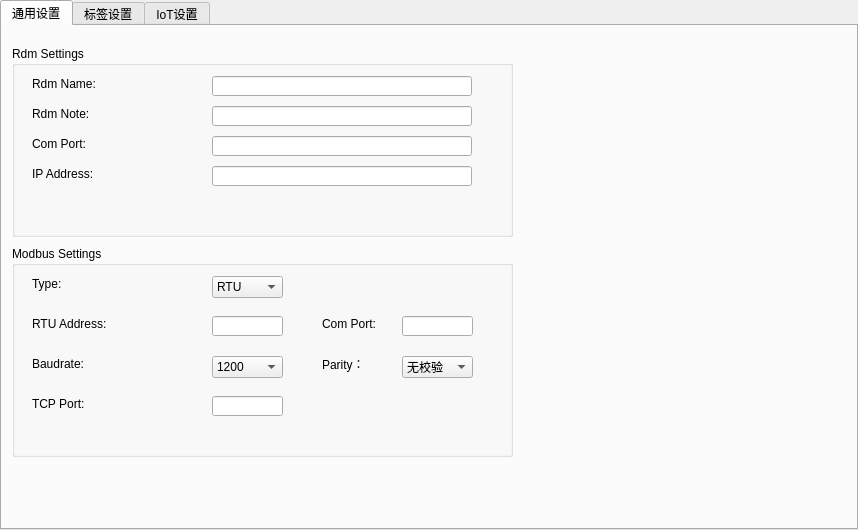
First picture: the form in iTmsGui/icfgpanel.ui, repository fzlgejiao/PTMS, before the edit.
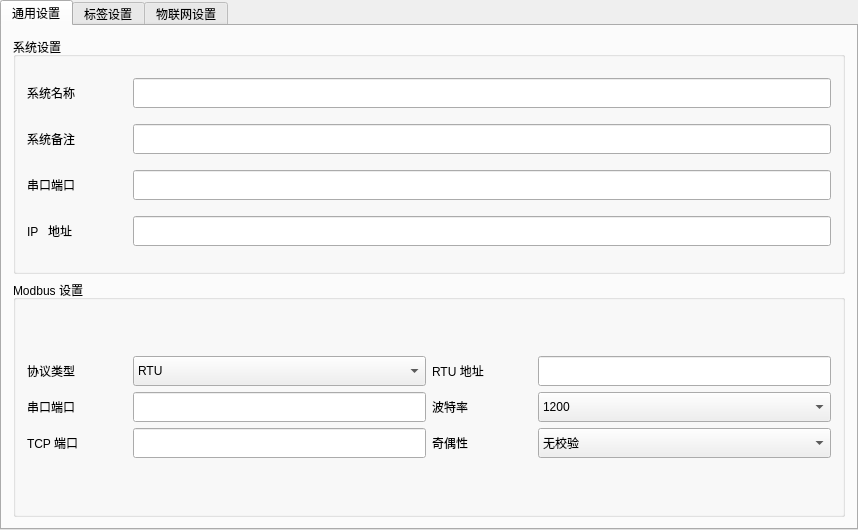
Second picture: the form after the edit. The open tabs and pages were chosen to show the change.

Commit message: 1） optimize setting page

```diff
--- a/iTmsGui/icfgpanel.ui
+++ b/iTmsGui/icfgpanel.ui
@@ -26,150 +26,142 @@
    <attribute name="title">
     <string>通用设置</string>
    </attribute>
+   <layout class="QVBoxLayout" name="verticalLayout_3">
+    <item>
    <widget class="QGroupBox" name="groupBox">
-    <property name="geometry">
-     <rect>
-      <x>10</x>
-      <y>20</y>
-      <width>501</width>
-      <height>191</height>
-     </rect>
-    </property>
     <property name="title">
-     <string>Rdm Settings</string>
-    </property>
-    <widget class="QLineEdit" name="leRdmNote">
-     <property name="geometry">
-      <rect>
-       <x>200</x>
-       <y>60</y>
-       <width>260</width>
-       <height>20</height>
-      </rect>
-     </property>
-    </widget>
-    <widget class="QLabel" name="label_2">
-     <property name="geometry">
-      <rect>
-       <x>20</x>
-       <y>60</y>
-       <width>131</width>
-       <height>16</height>
-      </rect>
-     </property>
-     <property name="text">
-      <string>Rdm Note:</string>
-     </property>
-    </widget>
+       <string>系统设置</string>
+      </property>
+      <layout class="QGridLayout" name="gridLayout">
+       <item row="0" column="0">
     <widget class="QLabel" name="label">
-     <property name="geometry">
-      <rect>
-       <x>20</x>
-       <y>30</y>
-       <width>131</width>
-       <height>16</height>
-      </rect>
+         <property name="minimumSize">
+          <size>
+           <width>100</width>
+           <height>30</height>
+          </size>
      </property>
      <property name="text">
-      <string>Rdm Name:</string>
-     </property>
-    </widget>
+          <string>系统名称</string>
+         </property>
+        </widget>
+       </item>
+       <item row="0" column="1">
     <widget class="QLineEdit" name="leRdmName">
-     <property name="geometry">
-      <rect>
-       <x>200</x>
-       <y>30</y>
-       <width>260</width>
-       <height>20</height>
-      </rect>
-     </property>
-    </widget>
-    <widget class="QLineEdit" name="leComPort">
-     <property name="geometry">
-      <rect>
-       <x>200</x>
-       <y>90</y>
-       <width>260</width>
-       <height>20</height>
-      </rect>
-     </property>
-     <property name="readOnly">
-      <bool>true</bool>
-     </property>
-    </widget>
+         <property name="minimumSize">
+          <size>
+           <width>0</width>
+           <height>30</height>
+          </size>
+         </property>
+        </widget>
+       </item>
+       <item row="1" column="0">
+        <widget class="QLabel" name="label_2">
+         <property name="minimumSize">
+          <size>
+           <width>100</width>
+           <height>30</height>
+          </size>
+         </property>
+         <property name="text">
+          <string>系统备注</string>
+         </property>
+        </widget>
+       </item>
+       <item row="1" column="1">
+        <widget class="QLineEdit" name="leRdmNote">
+         <property name="minimumSize">
+          <size>
+           <width>0</width>
+           <height>30</height>
+          </size>
+         </property>
+        </widget>
+       </item>
+       <item row="2" column="0">
     <widget class="QLabel" name="label_3">
-     <property name="geometry">
-      <rect>
-       <x>20</x>
-       <y>90</y>
-       <width>131</width>
-       <height>16</height>
-      </rect>
+         <property name="minimumSize">
+          <size>
+           <width>100</width>
+           <height>30</height>
+          </size>
      </property>
      <property name="text">
-      <string>Com Port:</string>
-     </property>
-    </widget>
-    <widget class="QLineEdit" name="leIPAddress">
-     <property name="geometry">
-      <rect>
-       <x>200</x>
-       <y>120</y>
-       <width>260</width>
-       <height>20</height>
-      </rect>
+          <string>串口端口</string>
+         </property>
+        </widget>
+       </item>
+       <item row="2" column="1">
+        <widget class="QLineEdit" name="leComPort">
+         <property name="minimumSize">
+          <size>
+           <width>0</width>
+           <height>30</height>
+          </size>
      </property>
      <property name="readOnly">
       <bool>true</bool>
      </property>
     </widget>
+       </item>
+       <item row="3" column="0">
     <widget class="QLabel" name="label_15">
-     <property name="geometry">
-      <rect>
-       <x>20</x>
-       <y>120</y>
-       <width>131</width>
-       <height>16</height>
-      </rect>
+         <property name="minimumSize">
+          <size>
+           <width>100</width>
+           <height>30</height>
+          </size>
      </property>
      <property name="text">
-      <string>IP Address:</string>
-     </property>
-    </widget>
-   </widget>
+          <string>IP   地址</string>
+         </property>
+        </widget>
+       </item>
+       <item row="3" column="1">
+        <widget class="QLineEdit" name="leIPAddress">
+         <property name="minimumSize">
+          <size>
+           <width>0</width>
+           <height>30</height>
+          </size>
+         </property>
+         <property name="readOnly">
+          <bool>true</bool>
+         </property>
+        </widget>
+       </item>
+      </layout>
+     </widget>
+    </item>
+    <item>
    <widget class="QGroupBox" name="groupBox_3">
-    <property name="geometry">
-     <rect>
-      <x>10</x>
-      <y>220</y>
-      <width>501</width>
-      <height>211</height>
-     </rect>
-    </property>
     <property name="title">
-     <string>Modbus Settings</string>
-    </property>
+       <string>Modbus 设置</string>
+      </property>
+      <layout class="QVBoxLayout" name="verticalLayout_2">
+       <item>
+        <layout class="QGridLayout" name="gridLayout_2">
+         <item row="0" column="0">
     <widget class="QLabel" name="label_8">
-     <property name="geometry">
-      <rect>
-       <x>20</x>
-       <y>30</y>
-       <width>101</width>
-       <height>16</height>
-      </rect>
+           <property name="minimumSize">
+            <size>
+             <width>100</width>
+             <height>30</height>
+            </size>
      </property>
      <property name="text">
-      <string>Type:</string>
-     </property>
-    </widget>
+            <string>协议类型</string>
+           </property>
+          </widget>
+         </item>
+         <item row="0" column="1">
     <widget class="QComboBox" name="cbxMbType">
-     <property name="geometry">
-      <rect>
-       <x>200</x>
-       <y>30</y>
-       <width>71</width>
-       <height>22</height>
-      </rect>
+           <property name="minimumSize">
+            <size>
+             <width>0</width>
+             <height>30</height>
+            </size>
      </property>
      <item>
       <property name="text">
@@ -182,76 +174,76 @@
       </property>
      </item>
     </widget>
+         </item>
+         <item row="0" column="2">
+          <widget class="QLabel" name="label_10">
+           <property name="minimumSize">
+            <size>
+             <width>100</width>
+             <height>30</height>
+            </size>
+           </property>
+           <property name="text">
+            <string>RTU 地址</string>
+           </property>
+          </widget>
+         </item>
+         <item row="0" column="3">
+          <widget class="QLineEdit" name="leMbRtuAddr">
+           <property name="minimumSize">
+            <size>
+             <width>0</width>
+             <height>30</height>
+            </size>
+           </property>
+          </widget>
+         </item>
+         <item row="1" column="0">
     <widget class="QLabel" name="label_9">
-     <property name="geometry">
-      <rect>
-       <x>310</x>
-       <y>70</y>
-       <width>71</width>
-       <height>16</height>
-      </rect>
+           <property name="minimumSize">
+            <size>
+             <width>100</width>
+             <height>30</height>
+            </size>
      </property>
      <property name="text">
-      <string>Com Port:</string>
-     </property>
-    </widget>
+            <string>串口端口</string>
+           </property>
+          </widget>
+         </item>
+         <item row="1" column="1">
     <widget class="QLineEdit" name="leMbComPort">
-     <property name="geometry">
-      <rect>
-       <x>390</x>
-       <y>70</y>
-       <width>71</width>
-       <height>20</height>
-      </rect>
+           <property name="minimumSize">
+            <size>
+             <width>0</width>
+             <height>30</height>
+            </size>
      </property>
      <property name="readOnly">
       <bool>true</bool>
      </property>
     </widget>
-    <widget class="QLineEdit" name="leMbRtuAddr">
-     <property name="geometry">
-      <rect>
-       <x>200</x>
-       <y>70</y>
-       <width>71</width>
-       <height>20</height>
-      </rect>
-     </property>
-    </widget>
-    <widget class="QLabel" name="label_10">
-     <property name="geometry">
-      <rect>
-       <x>20</x>
-       <y>70</y>
-       <width>121</width>
-       <height>16</height>
-      </rect>
-     </property>
-     <property name="text">
-      <string>RTU Address:</string>
-     </property>
-    </widget>
+         </item>
+         <item row="1" column="2">
     <widget class="QLabel" name="label_11">
-     <property name="geometry">
-      <rect>
-       <x>20</x>
-       <y>110</y>
-       <width>111</width>
-       <height>16</height>
-      </rect>
+           <property name="minimumSize">
+            <size>
+             <width>100</width>
+             <height>30</height>
+            </size>
      </property>
      <property name="text">
-      <string>Baudrate:</string>
-     </property>
-    </widget>
+            <string>波特率</string>
+           </property>
+          </widget>
+         </item>
+         <item row="1" column="3">
     <widget class="QComboBox" name="cbxMbBaurate">
-     <property name="geometry">
-      <rect>
-       <x>200</x>
-       <y>110</y>
-       <width>71</width>
-       <height>22</height>
-      </rect>
+           <property name="minimumSize">
+            <size>
+             <width>0</width>
+             <height>30</height>
+            </size>
      </property>
      <item>
       <property name="text">
@@ -294,40 +286,53 @@
       </property>
      </item>
     </widget>
-    <widget class="QLineEdit" name="leMbTcpPort">
-     <property name="geometry">
-      <rect>
-       <x>200</x>
-       <y>150</y>
-       <width>71</width>
-       <height>20</height>
-      </rect>
-     </property>
-     <property name="readOnly">
-      <bool>true</bool>
-     </property>
-    </widget>
+         </item>
+         <item row="2" column="0">
     <widget class="QLabel" name="label_12">
-     <property name="geometry">
-      <rect>
-       <x>20</x>
-       <y>150</y>
-       <width>131</width>
-       <height>16</height>
-      </rect>
+           <property name="minimumSize">
+            <size>
+             <width>100</width>
+             <height>30</height>
+            </size>
      </property>
      <property name="text">
-      <string>TCP Port:</string>
-     </property>
-    </widget>
+            <string>TCP 端口</string>
+           </property>
+          </widget>
+         </item>
+         <item row="2" column="1">
+          <widget class="QLineEdit" name="leMbTcpPort">
+           <property name="minimumSize">
+            <size>
+             <width>0</width>
+             <height>30</height>
+            </size>
+           </property>
+           <property name="readOnly">
+            <bool>true</bool>
+           </property>
+          </widget>
+         </item>
+         <item row="2" column="2">
+          <widget class="QLabel" name="label_13">
+           <property name="minimumSize">
+            <size>
+             <width>100</width>
+             <height>30</height>
+            </size>
+           </property>
+           <property name="text">
+            <string>奇偶性</string>
+           </property>
+          </widget>
+         </item>
+         <item row="2" column="3">
     <widget class="QComboBox" name="cbxMbParity">
-     <property name="geometry">
-      <rect>
-       <x>390</x>
-       <y>110</y>
-       <width>71</width>
-       <height>22</height>
-      </rect>
+           <property name="minimumSize">
+            <size>
+             <width>0</width>
+             <height>30</height>
+            </size>
      </property>
      <item>
       <property name="text">
@@ -345,20 +350,13 @@
       </property>
      </item>
     </widget>
-    <widget class="QLabel" name="label_13">
-     <property name="geometry">
-      <rect>
-       <x>310</x>
-       <y>110</y>
-       <width>61</width>
-       <height>16</height>
-      </rect>
-     </property>
-     <property name="text">
-      <string>Parity：</string>
-     </property>
-    </widget>
-   </widget>
+         </item>
+        </layout>
+       </item>
+      </layout>
+     </widget>
+    </item>
+   </layout>
   </widget>
   <widget class="QWidget" name="tabTags">
    <attribute name="title">
@@ -418,7 +416,7 @@
   </widget>
   <widget class="QWidget" name="tabIot">
    <attribute name="title">
-    <string>IoT设置</string>
+    <string>物联网设置</string>
    </attribute>
    <widget class="QGroupBox" name="groupBox_2">
     <property name="geometry">
```
Left out of the diff: 173 changed lines with no effect on the pictures. Lines whose indentation alone changed are shown as unchanged. The commit also changes 3 other files.
